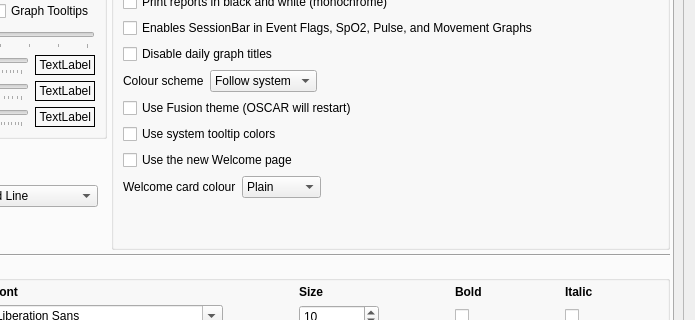
The window that oscar/preferencesdialog.ui (CrimsonNape-Red/OSCAR-SQL) describes before a commit, drawn with Qt 5; both pictures show x 247 to 942 and y 294 to 614 of the 942 by 994 pixel window.
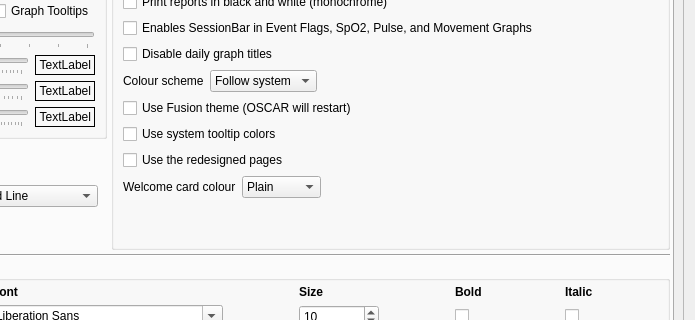
The same window after the commit. The open tabs and pages were chosen to show the change. Icons and pictures are not drawn.

Commit message:
One old/new switch for the redesigned pages
The Welcome page option becomes "Use the redesigned pages" and keeps each user's current
choice. Graph views gain a look setting (classic or card), which Overview takes from the
switch; changing it in Preferences rebuilds the Overview tab.

The edit to the form file:
```diff
--- a/oscar/preferencesdialog.ui
+++ b/oscar/preferencesdialog.ui
@@ -3287,7 +3287,7 @@
                       <string>Show the redesigned Welcome page. Untick to go back to the original page.</string>
                      </property>
                      <property name="text">
-                      <string>Use the new Welcome page</string>
+                      <string>Use the redesigned pages</string>
                      </property>
                     </widget>
                    </item>
```
Left out of the diff: 4 changed lines with no effect on the pictures. The commit also changes 13 other files.
